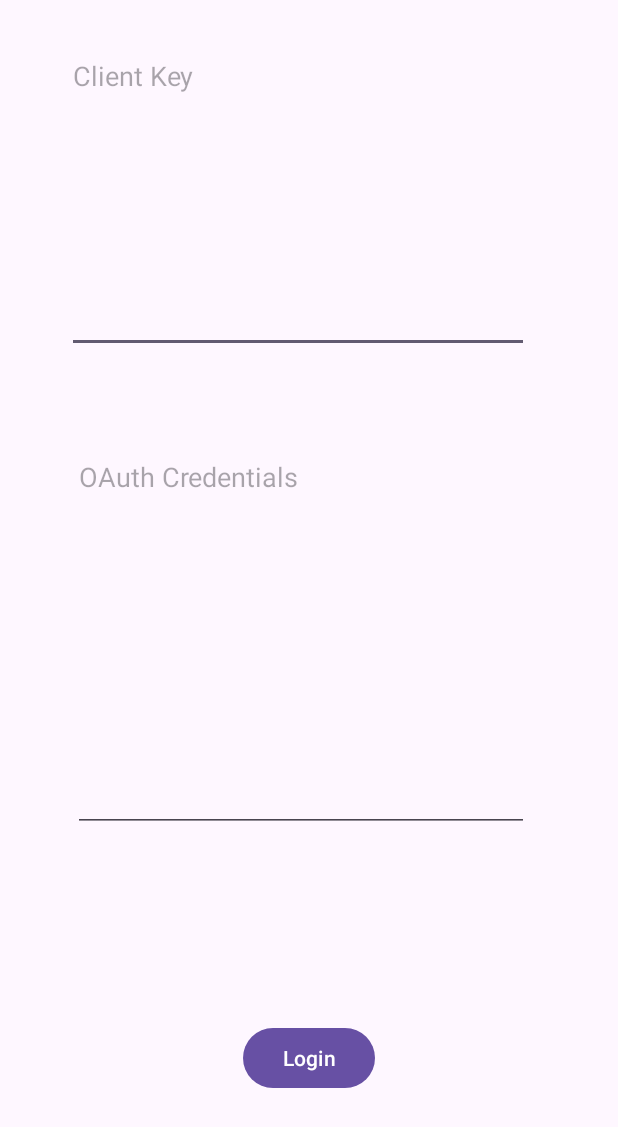
After one commit to icanbwell/bwell-sdk-example, an Android app built with Jetpack Compose: the layout fragment_login.xml on its own in the app's theme, with its tools: preview values and no code run, on a phone screen of 412 x 824 dp. The commit adds this screen. Shown: the top 1127 px of the screen. Run offline under Robolectric (Android 15) with nearby library versions, the phone set to English and light mode, and no system bars.

Commit message:
Ea 988 add login screen (#30)
* add test using Robolectric mock library

* add test using Robolectric mock library

* Add a Login page

* move sdk connection to LoginFragment

* move sdk connection to LoginFragment

* set default

* change icon

* change icon

* change icon

```diff
--- a/bwell-kotlin-android/app/src/main/java/com/bwell/sampleapp/activities/ui/data_connections/providers/ProviderSearchFragment.kt
+++ b/bwell-kotlin-android/app/src/main/java/com/bwell/sampleapp/activities/ui/data_connections/providers/ProviderSearchFragment.kt
@@ -26,10 +26,10 @@ import com.bwell.sampleapp.databinding.FragmentProviderViewBinding
 import com.bwell.sampleapp.utils.hideKeyboard
 import com.bwell.sampleapp.viewmodel.ProviderViewModel
 import com.bwell.sampleapp.viewmodel.ProviderViewModelFactory
-import com.bwell.search.requests.connection.ConnectionRequest
 import com.bwell.search.requests.provider.ProviderSearchRequest
 import com.bwell.common.models.domain.search.enums.SortField
 import com.bwell.common.models.domain.common.enums.SortOrder
+import com.bwell.search.requests.connection.RequestConnectionRequest
 import kotlinx.coroutines.flow.take
 import kotlinx.coroutines.launch
 
@@ -229,7 +229,7 @@ class ProviderSearchFragment : Fragment(),View.OnClickListener, PopupFragment.Po
             showSuccessDialog(resources.getString(R.string.error),resources.getString(R.string.request_connection_institution_required))
             return
         }
-        val connectionRequest = ConnectionRequest.Builder()
+        val connectionRequest = RequestConnectionRequest.Builder()
             .institution(institute)
             .provider(provider)
             .city(city)
--- a/bwell-kotlin-android/app/src/main/java/com/bwell/sampleapp/repository/ProviderRepository.kt
+++ b/bwell-kotlin-android/app/src/main/java/com/bwell/sampleapp/repository/ProviderRepository.kt
@@ -1,12 +1,10 @@
 package com.bwell.sampleapp.repository
 
-import android.content.Context
 import com.bwell.BWellSdk
 import com.bwell.common.models.domain.search.Provider
 import com.bwell.common.models.responses.BWellResult
 import com.bwell.common.models.responses.OperationOutcome
-import com.bwell.connections.requests.ConnectionCreateRequest
-import com.bwell.search.requests.connection.ConnectionRequest
+import com.bwell.search.requests.connection.RequestConnectionRequest
 import com.bwell.search.requests.provider.ProviderSearchRequest
 import kotlinx.coroutines.flow.Flow
 import kotlinx.coroutines.flow.flow
@@ -22,7 +20,7 @@ class ProviderRepository {
         }
     }
 
-    suspend fun requestConnection(connectionRequest: ConnectionRequest): Flow<OperationOutcome?> = flow {
+    suspend fun requestConnection(connectionRequest: RequestConnectionRequest): Flow<OperationOutcome?> = flow {
         try {
             val connectionOutcome = BWellSdk.search?.requestConnection(connectionRequest)
             emit(connectionOutcome)
--- a/bwell-kotlin-android/app/src/main/java/com/bwell/sampleapp/viewmodel/ProviderViewModel.kt
+++ b/bwell-kotlin-android/app/src/main/java/com/bwell/sampleapp/viewmodel/ProviderViewModel.kt
@@ -5,9 +5,8 @@ import androidx.lifecycle.viewModelScope
 import com.bwell.common.models.domain.search.Provider
 import com.bwell.common.models.responses.BWellResult
 import com.bwell.common.models.responses.OperationOutcome
-import com.bwell.connections.requests.ConnectionCreateRequest
 import com.bwell.sampleapp.repository.ProviderRepository
-import com.bwell.search.requests.connection.ConnectionRequest
+import com.bwell.search.requests.connection.RequestConnectionRequest
 import com.bwell.search.requests.provider.ProviderSearchRequest
 import kotlinx.coroutines.flow.MutableStateFlow
 import kotlinx.coroutines.flow.StateFlow
@@ -53,7 +52,7 @@ class ProviderViewModel(private val repository: ProviderRepository?) : ViewModel
     private val _requestConnectionData = MutableStateFlow<OperationOutcome?>(null)
     val requestConnectionData: StateFlow<OperationOutcome?> = _requestConnectionData
 
-    fun requestConnection(connectionRequest: ConnectionRequest) {
+    fun requestConnection(connectionRequest: RequestConnectionRequest) {
         viewModelScope.launch {
             try {
                 repository?.requestConnection(connectionRequest)?.collect { connectionOutcome ->
--- /dev/null
+++ b/bwell-kotlin-android/app/src/main/res/layout/fragment_login.xml
@@ -0,0 +1,52 @@
+<?xml version="1.0" encoding="utf-8"?>
+<FrameLayout xmlns:android="http://schemas.android.com/apk/res/android"
+    xmlns:app="http://schemas.android.com/apk/res-auto"
+    xmlns:tools="http://schemas.android.com/tools"
+    android:layout_width="match_parent"
+    android:layout_height="match_parent"
+    tools:context=".activities.ui.login.LoginFragment">
+
+    <androidx.constraintlayout.widget.ConstraintLayout
+        android:layout_width="match_parent"
+        android:layout_height="match_parent">
+
+        <EditText
+            android:id="@+id/editTextClientKey"
+            android:layout_width="308dp"
+            android:layout_height="207dp"
+            android:layout_marginTop="28dp"
+            android:ems="10"
+            android:gravity="start|top"
+            android:hint="Client Key"
+            android:inputType="textMultiLine"
+            app:layout_constraintEnd_toEndOf="parent"
+            app:layout_constraintHorizontal_bias="0.427"
+            app:layout_constraintStart_toStartOf="parent"
+            app:layout_constraintTop_toTopOf="parent" />
+
+        <EditText
+            android:id="@+id/editTextOAuthCredentials"
+            android:layout_width="304dp"
+            android:layout_height="259dp"
+            android:layout_marginTop="60dp"
+            android:ems="10"
+            android:gravity="start|top"
+            android:hint="OAuth Credentials"
+            android:inputType="textMultiLine"
+            app:layout_constraintEnd_toEndOf="parent"
+            app:layout_constraintHorizontal_bias="0.448"
+            app:layout_constraintStart_toStartOf="parent"
+            app:layout_constraintTop_toBottomOf="@+id/editTextClientKey" />
+
+        <Button
+            android:id="@+id/buttonLogin"
+            android:layout_width="wrap_content"
+            android:layout_height="wrap_content"
+            android:layout_marginTop="32dp"
+            android:text="Login"
+            app:layout_constraintBottom_toBottomOf="parent"
+            app:layout_constraintEnd_toEndOf="parent"
+            app:layout_constraintStart_toStartOf="parent"
+            app:layout_constraintTop_toBottomOf="@+id/editTextOAuthCredentials" />
+    </androidx.constraintlayout.widget.ConstraintLayout>
+</FrameLayout>
--- a/bwell-kotlin-android/app/src/main/res/menu/activity_navigation_drawer.xml
+++ b/bwell-kotlin-android/app/src/main/res/menu/activity_navigation_drawer.xml
@@ -5,6 +5,10 @@
     >
 
     <group android:checkableBehavior="single">
+        <item
+            android:id="@+id/nav_login"
+            android:icon="@android:drawable/ic_lock_idle_lock"
+            android:title="@string/menu_login" />
         <item
             android:id="@+id/nav_home"
             android:icon="@drawable/home_icon"
```
Also changed, not shown: bwell-kotlin-android/app/build.gradle.kts (+13 -1 lines), bwell-kotlin-android/app/src/main/java/com/bwell/sampleapp/activities/NavigationActivity.kt (+8 -3 lines), bwell-kotlin-android/app/src/main/java/com/bwell/sampleapp/activities/ui/home/HomeFragment.kt (+0 -73 lines), bwell-kotlin-android/app/src/main/java/com/bwell/sampleapp/activities/ui/login/LoginFragment.kt (added, +192 -0 lines), bwell-kotlin-android/app/src/main/res/navigation/mobile_navigation.xml (+7 -1 lines), bwell-kotlin-android/app/src/main/res/values/strings.xml (+6 -5 lines), 1 other file.
